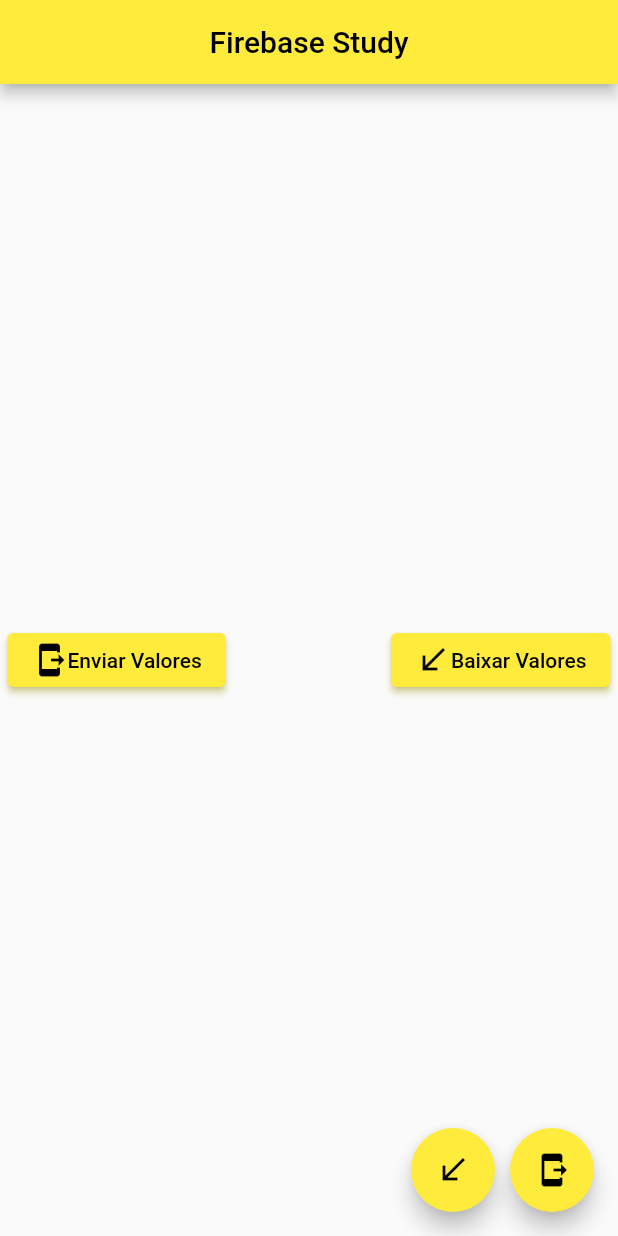
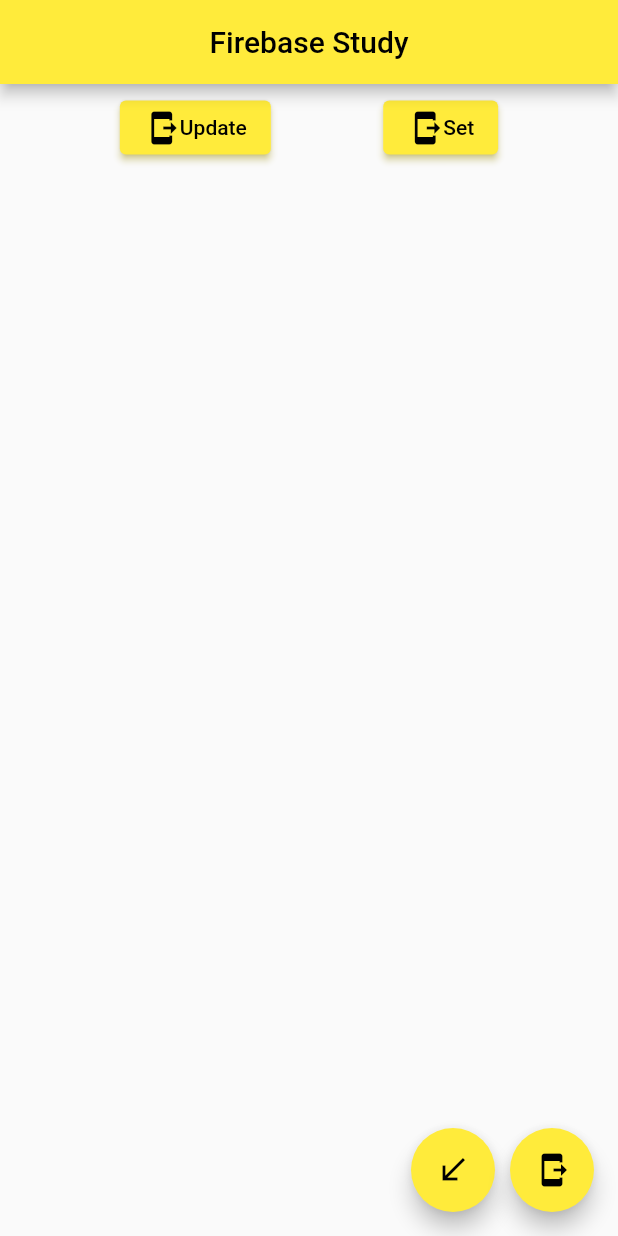
Before and after one commit to PauloSTDev/flutter_firebase_study, a Flutter app: the screen it shows after launch, after a tap on the "send to mobile" icon, on a phone screen of 412 x 824 dp. Run offline on Flutter 3.47's test engine with Material 2 defaults, Android fonts, the phone set to English and light mode, and no system bars; our stand-ins replace firebase_core, firebase_database; accounts and stored records are empty.

```diff
--- a/lib/main.dart
+++ b/lib/main.dart
@@ -3,7 +3,12 @@ import 'package:flutter/material.dart';
 import 'package:flutter_firebase_study/screens/home_page.dart';
 
 void main() async {
+  //Explicação sobre o código abaixo
+  //https://stackoverflow.com/questions/63873338/what-does-widgetsflutterbinding-ensureinitialized-do
+  //https://api.flutter.dev/flutter/widgets/WidgetsFlutterBinding/ensureInitialized.html
+  //https://docs-flutter-io.firebaseapp.com/flutter/flutter_test/TestWidgetsFlutterBinding/ensureInitialized.html
   WidgetsFlutterBinding.ensureInitialized();
+  await Firebase.initializeApp();
   runApp(MyApp());
 }
 
--- a/lib/screens/home_page.dart
+++ b/lib/screens/home_page.dart
@@ -11,12 +11,23 @@ class HomePage extends StatefulWidget {
 
 class _HomePageState extends State<HomePage> {
   //Adiciona a referencia do DB
-  final database = FirebaseDatabase.instance.reference();
+  final _database = FirebaseDatabase.instance.reference();
+
+  /**Inicia setState para renderização
+  @override
+  void initState() {
+    super initState();
+    _activateListeners();
+  }
+  void _ac**/
+
+
 
   @override
   Widget build(BuildContext context) {
-    final valueDB = database.child("valuesDB/");
-    final otherValue = database.child("someOtherValue/");
+    //Referencias/Paths do banco
+    final valueDB = _database.child("valuesDB/");
+    final otherValue = _database.child("someOtherValue/");
 
     return Scaffold(
       appBar: AppBar(
@@ -26,32 +37,69 @@ class _HomePageState extends State<HomePage> {
       body: Padding(
         padding: const EdgeInsets.all(5.0),
         child: Row(
-          mainAxisAlignment: MainAxisAlignment.spaceBetween,
+          mainAxisAlignment: MainAxisAlignment.spaceEvenly,
           children: [
-            Center(
+            Container(
               child: ElevatedButton(
                 style: ElevatedButton.styleFrom(
                   shadowColor: Colors.yellow,
                 ),
-                onPressed: () {},
+                onPressed: () async {
+                  //await valueDB.update({
+                  //  "value": "20"
+                  //});
+                  await otherValue
+                      .update({
+                    "value": "99999",
+                    "description": "Updated from App",
+                    "detailsUpdate":"Atualiza campos existentes e cria caso não exista ainda"
+                  })
+                      .then((value) => print("Update OtherValue"))
+                      .catchError((error) => print("Error to connect, $error"));
+
+                  await valueDB
+                      .update({"value": "999", "description": "Updated from App"})
+                      .then((value) => print("Update valueDB"))
+                      .catchError((error) => print("Error to connect, $error"));
+                },
                 child: Row(
                   children: [
                     Icon(Icons.send_to_mobile),
-                    Text("Enviar Valores", style: TextStyle(color: Colors.black),),
+                    Text(
+                      "Update",
+                      style: TextStyle(color: Colors.black),
+                    ),
                   ],
                 ),
               ),
             ),
-            Center(
+            Container(
               child: ElevatedButton(
                 style: ElevatedButton.styleFrom(
-                    shadowColor: Colors.yellow,
+                  shadowColor: Colors.yellow,
                 ),
-                onPressed: () {},
+                onPressed: () async {
+                  await otherValue
+                      .set({
+                    "value": "50000",
+                    "description": "Sent from App",
+                    "detailsSet":"Define/Seta a base dados com o que está sendo enviado, ignora chaves e valores que existiam antes."
+                  })
+                      .then((value) => print("Set OtherValue"))
+                      .catchError((error) => print("Error to connect, $error"));
+
+                  await valueDB
+                      .set({"value": "10", "description": "Sent from App"})
+                      .then((value) => print("Set ValueDB"))
+                      .catchError((error) => print("Error to connect, $error"));
+                },
                 child: Row(
                   children: [
-                    Icon(Icons.call_received),
-                    Text("Baixar Valores", style: TextStyle(color: Colors.black),),
+                    Icon(Icons.send_to_mobile),
+                    Text(
+                      "Set",
+                      style: TextStyle(color: Colors.black),
+                    ),
                   ],
                 ),
               ),
@@ -72,19 +120,6 @@ class _HomePageState extends State<HomePage> {
               //await valueDB.update({
               //  "value": "20"
               //});
-
-              await otherValue
-                  .set({
-                    "value": "50000",
-                    "description": "Sent from App",
-                  })
-                  .then((value) => print("Sent to the DB"))
-                  .catchError((error) => print("Error to connect, $error"));
-
-              await valueDB
-                  .update({"value": "10", "description": "Sent from App"})
-                  .then((value) => print("Sent to the DB"))
-                  .catchError((error) => print("Error to connect, $error"));
             },
             child: Icon(Icons.send_to_mobile),
           ),
```
